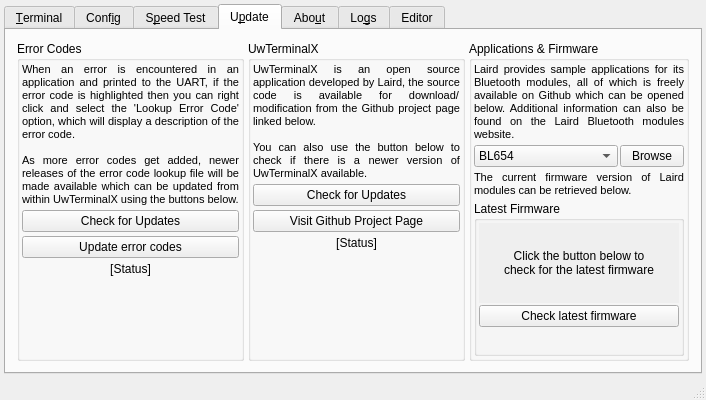
Qt form UwxMainWindow.ui (LairdCP/UwTerminalX) before a commit.
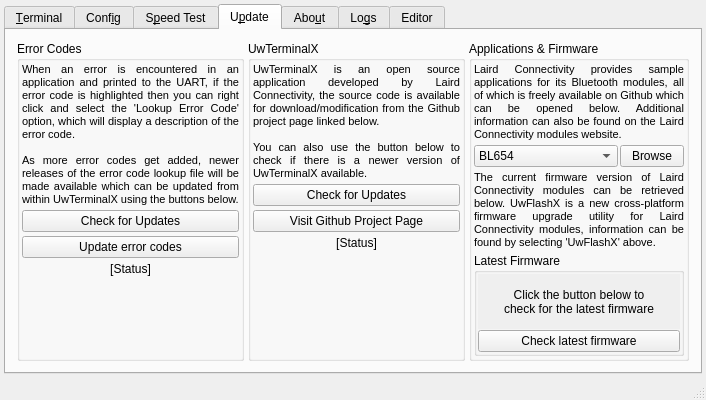
The same form after that commit. The open tabs and pages were chosen to show the change. Icons and pictures are not drawn. Custom widgets are drawn as their Qt base class.

Commit message: v1.12, Bug #14545 Add percentage to scripting form, Bug #14547 Remember last directory for scripting form, Bug #15702 Update sever address to new domain, Bug #15704 Add text and background colour selection options, Bug #15705 Add scrolling support to automation window, Bug #15706 Update links and add new devices, Bug #15701 Fix edit externally opening the wrong file, Bug #15703 Fix bug whereby pasting \r\n could duplicate \n characters

```diff
--- a/UwxMainWindow.ui
+++ b/UwxMainWindow.ui
@@ -3308,7 +3308,7 @@
                     </font>
                    </property>
                    <property name="text">
-                    <string>UwTerminalX is an open source application developed by Laird, the source code is available for download/modification from the Github project page linked below.
+                    <string>UwTerminalX is an open source application developed by Laird Connectivity, the source code is available for download/modification from the Github project page linked below.
 
 You can also use the button below to check if there is a newer version of UwTerminalX available.</string>
                    </property>
@@ -3406,7 +3406,7 @@
                     </font>
                    </property>
                    <property name="text">
-                    <string>Laird provides sample applications for its Bluetooth modules, all of which is freely available on Github which can be opened below. Additional information can also be found on the Laird Bluetooth modules website.</string>
+                    <string>Laird Connectivity provides sample applications for its Bluetooth modules, all of which is freely available on Github which can be opened below. Additional information can also be found on the Laird Connectivity modules website.</string>
                    </property>
                    <property name="alignment">
                     <set>Qt::AlignJustify|Qt::AlignVCenter</set>
@@ -3495,7 +3495,7 @@
                     </font>
                    </property>
                    <property name="text">
-                    <string>The current firmware version of Laird modules can be retrieved below.</string>
+                    <string>The current firmware version of Laird Connectivity modules can be retrieved below. UwFlashX is a new cross-platform firmware upgrade utility for Laird Connectivity modules, information can be found by selecting 'UwFlashX' above.</string>
                    </property>
                    <property name="alignment">
                     <set>Qt::AlignJustify|Qt::AlignVCenter</set>
@@ -3524,26 +3524,26 @@
                    </property>
                    <layout class="QVBoxLayout" name="verticalLayout_3">
                     <property name="spacing">
-                     <number>2</number>
+                     <number>1</number>
                     </property>
                     <property name="leftMargin">
-                     <number>2</number>
+                     <number>1</number>
                     </property>
                     <property name="topMargin">
-                     <number>2</number>
+                     <number>1</number>
                     </property>
                     <property name="rightMargin">
-                     <number>2</number>
+                     <number>1</number>
                     </property>
                     <property name="bottomMargin">
-                     <number>2</number>
+                     <number>1</number>
                     </property>
                     <item>
                      <widget class="QScrollArea" name="scrollArea">
                       <property name="minimumSize">
                        <size>
                         <width>0</width>
-                        <height>80</height>
+                        <height>40</height>
                        </size>
                       </property>
                       <property name="maximumSize">
@@ -3566,8 +3566,8 @@
                         <rect>
                          <x>0</x>
                          <y>0</y>
-                         <width>202</width>
-                         <height>80</height>
+                         <width>204</width>
+                         <height>43</height>
                         </rect>
                        </property>
                        <property name="sizePolicy">
```
Left out of the diff: 18 changed lines with no effect on the pictures. The commit also changes 6 other files.
